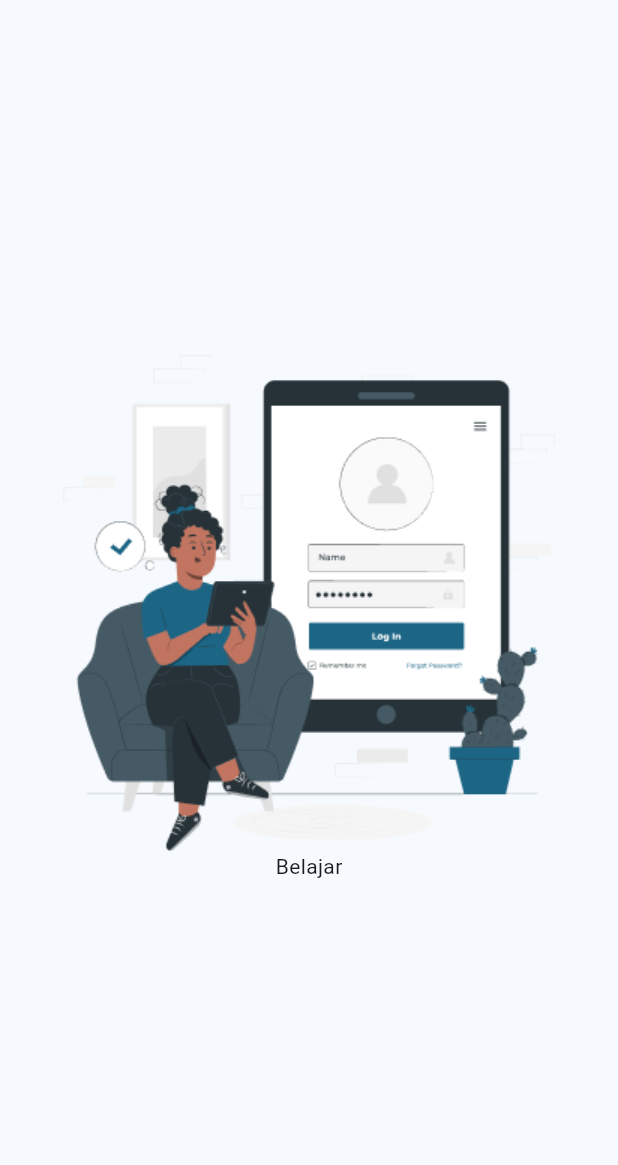
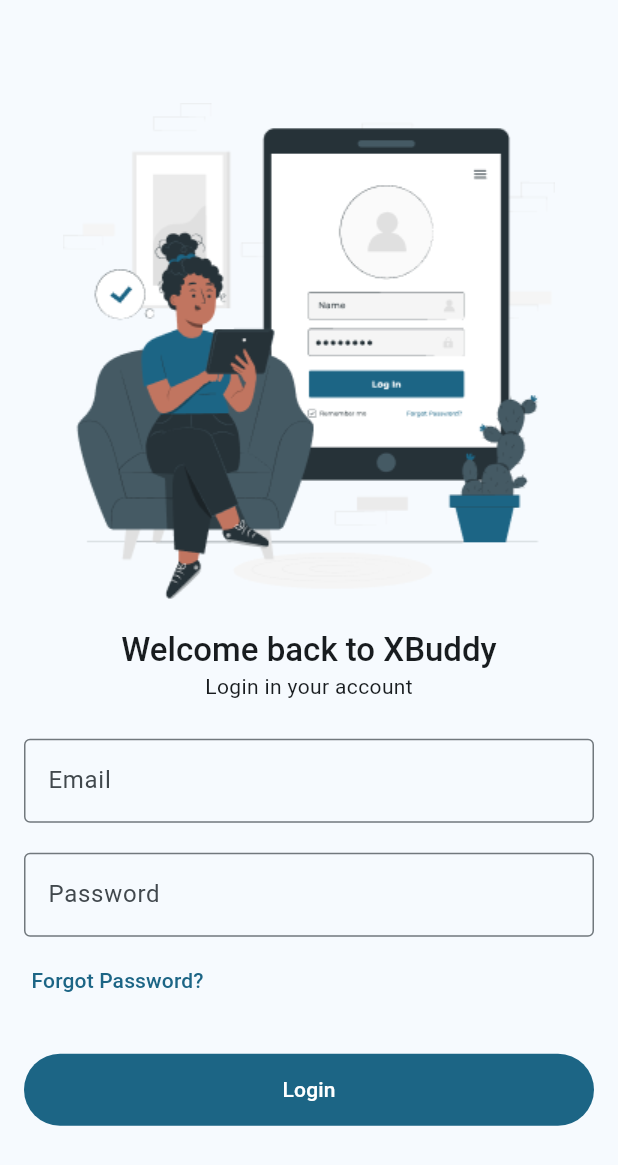
Before and after one commit to AgusDharmaUDEL93/X-Buddy, a Flutter app: the screen it shows after launch, on a phone screen of 412 x 824 dp. Shown: the top 1165 px of the screen. Run offline on Flutter 3.47's test engine with Material 3 defaults, Android fonts, the phone set to English and light mode, and no system bars; our stand-ins replace firebase_core, get; accounts and stored records are empty.

Commit message:
finishing login view

```diff
--- a/lib/app/modules/login/views/login_view.dart
+++ b/lib/app/modules/login/views/login_view.dart
@@ -13,13 +13,94 @@ class LoginView extends GetView<LoginController> {
         padding: const EdgeInsets.symmetric(horizontal: 16),
         child: Container(
           width: Get.width,
+          child: Center(
+            child: SingleChildScrollView(
+              child: Form(
                 child: Column(
                   mainAxisAlignment: MainAxisAlignment.center,
                   crossAxisAlignment: CrossAxisAlignment.center,
                   children: [
                     Image.asset("assets/img/illustration_login.png"),
-              Text("Belajar"),
+                    SizedBox(
+                      height: 20,
+                    ),
+                    Text(
+                      "Welcome back to XBuddy",
+                      style: Theme.of(context)
+                          .textTheme
+                          .titleLarge
+                          ?.copyWith(fontWeight: FontWeight.w500),
+                    ),
+                    Text(
+                      "Login in your account",
+                      style: Theme.of(context).textTheme.bodyMedium,
+                    ),
+                    SizedBox(
+                      height: 25,
+                    ),
+                    TextFormField(
+                      decoration: InputDecoration(
+                        label: Text("Email"),
+                        border: OutlineInputBorder(),
+                        hintText: "Insert Your Email",
+                      ),
+                    ),
+                    SizedBox(
+                      height: 20,
+                    ),
+                    TextFormField(
+                      decoration: InputDecoration(
+                        label: Text("Password"),
+                        border: OutlineInputBorder(),
+                        hintText: "Insert Your Password",
+                      ),
+                    ),
+                    SizedBox(
+                      height: 5,
+                    ),
+                    SizedBox(
+                      width: Get.width,
+                      child: TextButton(
+                        style: TextButton.styleFrom(
+                          padding: EdgeInsets.symmetric(horizontal: 5),
+                          alignment: Alignment.centerLeft,
+                        ),
+                        onPressed: () {},
+                        child: Text("Forgot Password?"),
+                      ),
+                    ),
+                    SizedBox(
+                      height: 25,
+                    ),
+                    Container(
+                      width: Get.width,
+                      decoration: BoxDecoration(
+                        color: Theme.of(context).colorScheme.primary,
+                        borderRadius: BorderRadius.circular(100),
+                      ),
+                      child: TextButton(
+                        onPressed: () {},
+                        child: Center(
+                          child: Text(
+                            "Login",
+                            style: Theme.of(context)
+                                .textTheme
+                                .labelLarge
+                                ?.copyWith(
+                                  color:
+                                      Theme.of(context).colorScheme.onPrimary,
+                                ),
+                          ),
+                        ),
+                      ),
+                    ),
+                    SizedBox(
+                      height: 5,
+                    ),
                   ],
+                ),
+              ),
+            ),
           ),
         ),
       ),
```
Lines whose indentation alone changed are shown as unchanged.
